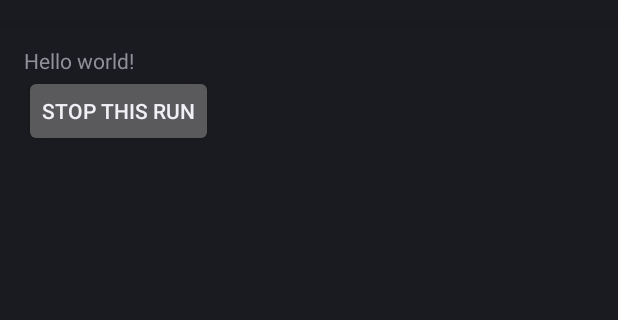
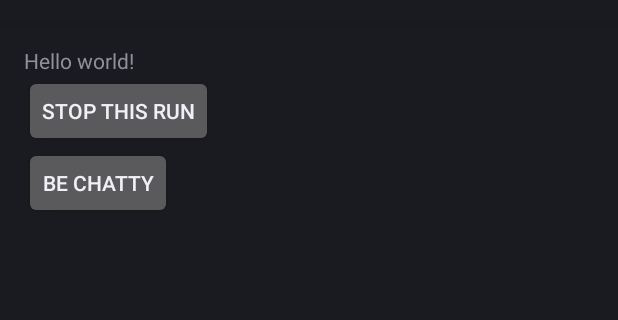
Before and after one commit to cmears/courant, an Android app: the layout activity_run_in_progress.xml on its own in the app's theme, with its tools: preview values and no code run, on a phone screen of 412 x 824 dp, the part 62-382 px from its top. Run offline under Robolectric (Android 15) with nearby library versions, the phone set to English and light mode, and no system bars.

Commit message:
Lots more info for run in progress.

```diff
--- a/src/main/java/au/id/cmears/courant/RunService.java
+++ b/src/main/java/au/id/cmears/courant/RunService.java
@@ -54,7 +54,7 @@ public class RunService extends Service {
             public void onProviderEnabled(String provider) {}
             public void onProviderDisabled(String provider) {}
         };
-        locMan.requestLocationUpdates(LocationManager.GPS_PROVIDER, 3 * 1000, 0, locListener);
+        locMan.requestLocationUpdates(LocationManager.GPS_PROVIDER, 100, 0, locListener);
 
         return START_STICKY;
     }
--- a/src/main/res/layout/activity_run_in_progress.xml
+++ b/src/main/res/layout/activity_run_in_progress.xml
@@ -11,6 +11,7 @@
     <LinearLayout
         android:layout_width="match_parent"
         android:layout_height="match_parent"
+        android:id="@+id/ripaLayout"
         android:orientation="vertical">
 
     <TextView android:text="@string/hello_world"
@@ -24,6 +25,48 @@
         android:text="Stop this run"
         android:onClick="stopRun" />
 
+    <Button
+        android:layout_width="wrap_content"
+        android:layout_height="wrap_content"
+        android:text="be chatty"
+        android:id="@+id/toggleChatty"
+        android:onClick="toggleChatty" />
+
+    <TextView
+        android:layout_width="wrap_content"
+        android:layout_height="wrap_content"
+        android:id="@+id/latestPosition"/>
+
+    <TextView
+        android:layout_width="wrap_content"
+        android:layout_height="wrap_content"
+        android:id="@+id/latestSpeed"/>
+
+    <TextView
+        android:layout_width="wrap_content"
+        android:layout_height="wrap_content"
+        android:id="@+id/latestBearing"/>
+
+    <TextView
+        android:layout_width="wrap_content"
+        android:layout_height="wrap_content"
+        android:id="@+id/latestAccuracy"/>
+
+    <TextView
+        android:layout_width="wrap_content"
+        android:layout_height="wrap_content"
+        android:id="@+id/latestAverageSpeed"/>
+
+    <TextView
+        android:layout_width="wrap_content"
+        android:layout_height="wrap_content"
+        android:id="@+id/totalDistance" />
+
+    <TextView
+        android:layout_width="wrap_content"
+        android:layout_height="wrap_content"
+        android:id="@+id/totalDisplacement" />
+
     </LinearLayout>
 
 </RelativeLayout>
```
Also changed, not shown: src/main/java/au/id/cmears/courant/Run.java (+135 -27 lines), src/main/java/au/id/cmears/courant/RunInProgressActivity.java (+109 -7 lines).
